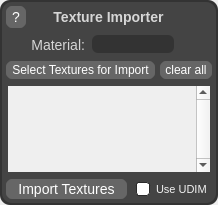
Old version of the form QtDesigner/textureImporter.ui in the repository AnthonyCuse/QuickMaterials.
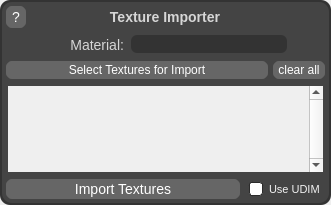
New version of the form. Icons and pictures are not drawn.

Commit message: Remove deprecated material_converter.py and material_manager_old.py files. Introduce new texture handling features in material_manager.py, including texture connection checks and UI updates for better usability. Enhance quick_materials.py with new texture icon functionality and improve UI layout in quickMaterials.ui and textureImporter.ui for a more streamlined user experience.

Diff of the .ui file:
```diff
--- a/QtDesigner/textureImporter.ui
+++ b/QtDesigner/textureImporter.ui
@@ -6,7 +6,7 @@
    <rect>
     <x>0</x>
     <y>0</y>
-    <width>218</width>
+    <width>331</width>
     <height>205</height>
    </rect>
   </property>
@@ -550,7 +550,7 @@
              <rect>
               <x>0</x>
               <y>0</y>
-              <width>185</width>
+              <width>298</width>
               <height>69</height>
              </rect>
             </property>
```
The commit also changes 6 other files.
